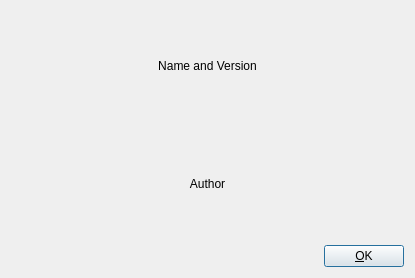
Above: neuronvisio/ui/qtAbout.ui from mattions/neuronvisio before the change. Below: the same form after it.
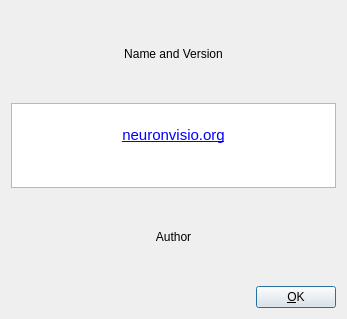
That is the form after the change.

The edit to the form file:
```diff
--- a/neuronvisio/ui/qtAbout.ui
+++ b/neuronvisio/ui/qtAbout.ui
@@ -2,18 +2,46 @@
 <ui version="4.0">
  <class>Dialog</class>
  <widget class="QDialog" name="Dialog">
+  <property name="enabled">
+   <bool>true</bool>
+  </property>
   <property name="geometry">
    <rect>
     <x>0</x>
     <y>0</y>
-    <width>415</width>
-    <height>278</height>
+    <width>347</width>
+    <height>319</height>
    </rect>
   </property>
   <property name="windowTitle">
    <string>About Neuronvisio</string>
   </property>
-  <layout class="QGridLayout" name="gridLayout_4">
+  <layout class="QGridLayout" name="gridLayout_2">
+   <item row="0" column="0">
+    <layout class="QGridLayout" name="gridLayout">
+     <item row="0" column="0">
+      <widget class="QLabel" name="name">
+       <property name="text">
+        <string>Name and Version</string>
+       </property>
+       <property name="textFormat">
+        <enum>Qt::RichText</enum>
+       </property>
+       <property name="alignment">
+        <set>Qt::AlignCenter</set>
+       </property>
+      </widget>
+     </item>
+     <item row="2" column="0">
+      <widget class="QLabel" name="authors">
+       <property name="text">
+        <string>Author</string>
+       </property>
+       <property name="alignment">
+        <set>Qt::AlignCenter</set>
+       </property>
+      </widget>
+     </item>
    <item row="3" column="0">
     <layout class="QHBoxLayout" name="horizontalLayout">
      <item>
@@ -38,28 +66,28 @@
      </item>
     </layout>
    </item>
-   <item row="0" column="0">
-    <widget class="QLabel" name="name">
-     <property name="text">
-      <string>Name and Version</string>
-     </property>
-     <property name="textFormat">
-      <enum>Qt::RichText</enum>
-     </property>
-     <property name="alignment">
-      <set>Qt::AlignCenter</set>
-     </property>
-    </widget>
-   </item>
    <item row="1" column="0">
-    <widget class="QLabel" name="authors">
-     <property name="text">
-      <string>Author</string>
-     </property>
-     <property name="alignment">
-      <set>Qt::AlignCenter</set>
-     </property>
-    </widget>
+      <widget class="QTextBrowser" name="textBrowser">
+       <property name="sizePolicy">
+        <sizepolicy hsizetype="Ignored" vsizetype="Ignored">
+         <horstretch>0</horstretch>
+         <verstretch>0</verstretch>
+        </sizepolicy>
+       </property>
+       <property name="html">
+        <string>&lt;!DOCTYPE HTML PUBLIC &quot;-//W3C//DTD HTML 4.0//EN&quot; &quot;http://www.w3.org/TR/REC-html40/strict.dtd&quot;&gt;
+&lt;html&gt;&lt;head&gt;&lt;meta name=&quot;qrichtext&quot; content=&quot;1&quot; /&gt;&lt;style type=&quot;text/css&quot;&gt;
+p, li { white-space: pre-wrap; }
+&lt;/style&gt;&lt;/head&gt;&lt;body style=&quot; font-family:'Ubuntu'; font-size:11pt; font-weight:400; font-style:normal;&quot;&gt;
+&lt;p align=&quot;center&quot; style=&quot;-qt-paragraph-type:empty; margin-top:0px; margin-bottom:0px; margin-left:0px; margin-right:0px; -qt-block-indent:0; text-indent:0px;&quot;&gt;&lt;/p&gt;
+&lt;p align=&quot;center&quot; style=&quot; margin-top:0px; margin-bottom:0px; margin-left:0px; margin-right:0px; -qt-block-indent:0; text-indent:0px;&quot;&gt;&lt;a href=&quot;http://neuronvisio.org&quot;&gt;&lt;span style=&quot; text-decoration: underline; color:#0000ff;&quot;&gt;neuronvisio.org&lt;/span&gt;&lt;/a&gt;&lt;/p&gt;&lt;/body&gt;&lt;/html&gt;</string>
+       </property>
+       <property name="openExternalLinks">
+        <bool>true</bool>
+       </property>
+      </widget>
+     </item>
+    </layout>
    </item>
   </layout>
  </widget>
```
Lines whose indentation alone changed are shown as unchanged.
